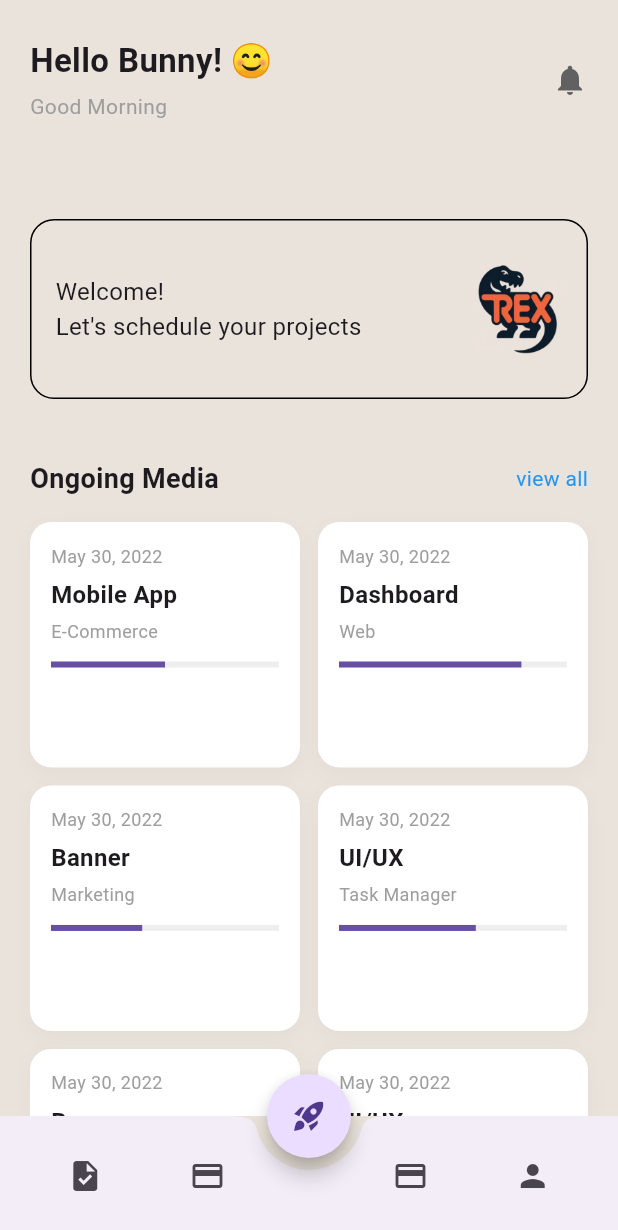
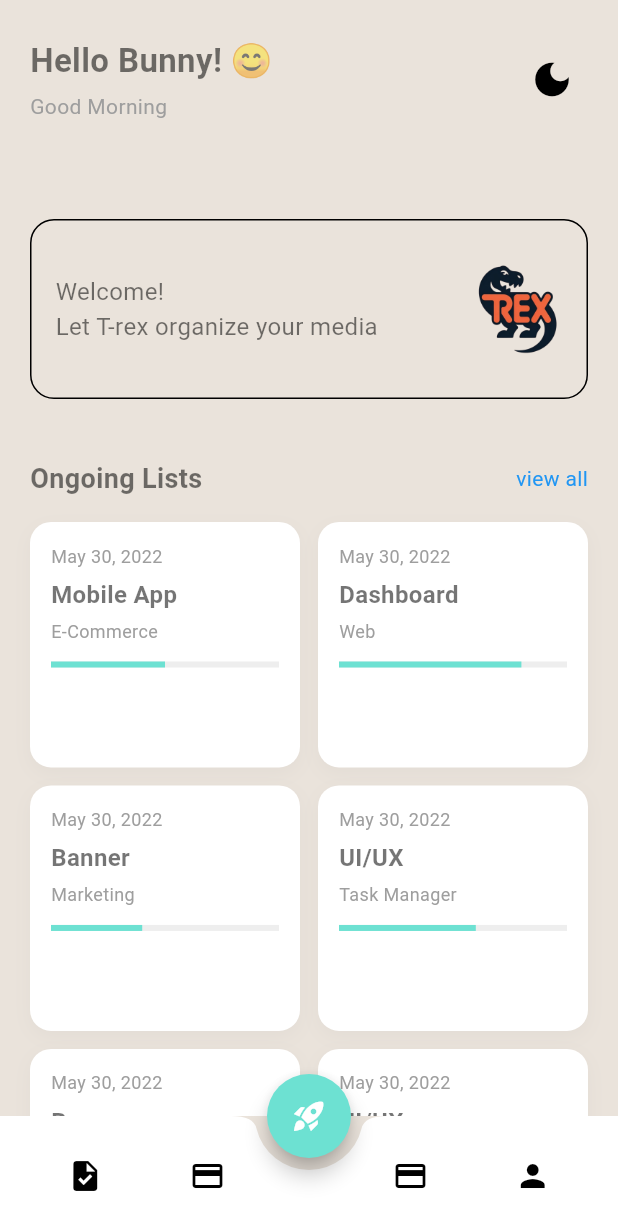
Before and after one commit to oli-mac/trex, a Flutter app: the screen it shows after launch, on a phone screen of 412 x 824 dp. Shown: the top 1230 px of the screen. Run offline on Flutter 3.47's test engine with Material 3 defaults, Android fonts, the phone set to English and light mode, and no system bars; our stand-ins replace connectivity_plus, get, get_storage, loading_animation_widget.

Commit message:
themes |#7| theme setting complete with multiple logo usage

```diff
--- /dev/null
+++ b/lib/app/config/config_service.dart
@@ -0,0 +1,22 @@
+import 'package:get/get.dart';
+import 'package:get_storage/get_storage.dart';
+
+class ConfigService extends GetxService {
+  static const _themeKey = 'isDarkMode';
+  static const _langKey = 'languageCode';
+
+  final _box = GetStorage();
+
+  Future<ConfigService> init() async {
+    await GetStorage.init();
+    return this;
+  }
+
+  /// Theme
+  bool get isDarkMode => _box.read(_themeKey) ?? false;
+  void saveTheme(bool isDark) => _box.write(_themeKey, isDark);
+
+  /// Language
+  String get languageCode => _box.read(_langKey) ?? 'en';
+  void saveLanguage(String code) => _box.write(_langKey, code);
+}
--- a/lib/app/modules/home/views/components/header_section.dart
+++ b/lib/app/modules/home/views/components/header_section.dart
@@ -1,4 +1,6 @@
 import 'package:flutter/material.dart';
+import 'package:get/get.dart';
+import 'package:trex/app/modules/theme/controllers/theme_controller.dart';
 
 class HeaderSection extends StatelessWidget {
   final String username;
@@ -27,7 +29,15 @@ class HeaderSection extends StatelessWidget {
                   style: TextStyle(fontSize: 14, color: Colors.grey)),
             ],
           ),
-          Icon(Icons.notifications, color: Colors.grey[700])
+          IconButton(
+            icon: Obx(() {
+              final isDark =
+                  Get.find<ThemeController>().themeMode.value == ThemeMode.dark;
+              return Icon(
+                  size: 30, isDark ? Icons.light_mode : Icons.dark_mode);
+            }),
+            onPressed: () => Get.find<ThemeController>().toggleTheme(),
+          )
         ],
       ),
     );
--- a/lib/app/modules/home/views/components/ongoing_projects_grid.dart
+++ b/lib/app/modules/home/views/components/ongoing_projects_grid.dart
@@ -71,7 +71,7 @@ class OngoingProjectsGrid extends StatelessWidget {
           Row(
             mainAxisAlignment: MainAxisAlignment.spaceBetween,
             children: [
-              Text('Ongoing Media',
+              Text('Ongoing Lists',
                   style: TextStyle(fontSize: 18, fontWeight: FontWeight.bold)),
               Text('view all', style: TextStyle(color: Colors.blue)),
             ],
--- a/lib/app/modules/home/views/components/welcome_banner.dart
+++ b/lib/app/modules/home/views/components/welcome_banner.dart
@@ -7,21 +7,26 @@ class WelcomeBanner extends StatelessWidget {
 
   @override
   Widget build(BuildContext context) {
+    final isDark = Theme.of(context).brightness == Brightness.dark;
+
     return Container(
       width: double.infinity,
       height: 120,
       margin: const EdgeInsets.all(20),
       padding: const EdgeInsets.all(16),
       decoration: BoxDecoration(
-        color: Color.fromRGBO(234, 227, 219, 1),
         borderRadius: BorderRadius.circular(16),
         border: Border.all(color: Colors.black),
       ),
       child: Row(
         children: [
-          Expanded(child: Text(message, style: TextStyle(fontSize: 16))),
-          SizedBox(width: 10),
-          Image.asset('assets/images/logo.jpeg', width: 60, height: 60),
+          Expanded(child: Text(message, style: const TextStyle(fontSize: 16))),
+          const SizedBox(width: 10),
+          Image.asset(
+            isDark ? 'assets/images/logo-dark.png' : 'assets/images/logo.png',
+            width: 60,
+            height: 60,
+          ),
         ],
       ),
     );
--- a/lib/app/modules/home/views/home_view.dart
+++ b/lib/app/modules/home/views/home_view.dart
@@ -13,7 +13,6 @@ class HomeView extends GetView<HomeController> {
   @override
   Widget build(BuildContext context) {
     return Scaffold(
-      backgroundColor: Color.fromRGBO(234, 227, 219, 1),
       floatingActionButton: FloatingActionButton(
         onPressed: () {},
         child: const Icon(Icons.rocket_launch),
@@ -36,7 +35,7 @@ class HomeView extends GetView<HomeController> {
               // SearchBar(),
               SizedBox(height: 12),
               WelcomeBanner(
-                message: "Welcome!\nLet's schedule your projects",
+                message: "Welcome!\nLet T-rex organize your media",
               ),
               OngoingProjectsGrid(),
             ],
--- a/lib/app/modules/splash/views/splash_view.dart
+++ b/lib/app/modules/splash/views/splash_view.dart
@@ -8,17 +8,16 @@ class SplashView extends GetView<SplashController> {
 
   @override
   Widget build(BuildContext context) {
+    final isDark = Theme.of(context).brightness == Brightness.dark;
     return Scaffold(
-      backgroundColor: Color.fromRGBO(234, 227, 219, 1),
       body: Obx(() {
         final step = controller.splashStep.value;
 
         if (step == 0) {
           return Center(
-            child: Image.asset(
-              'assets/images/logo.jpeg',
-            ),
-          );
+              child: Image.asset(
+            isDark ? 'assets/images/logo-dark.png' : 'assets/images/logo.png',
+          ));
         } else if (step == 1) {
           return Center(
             child: LoadingAnimationWidget.discreteCircle(
--- /dev/null
+++ b/lib/app/modules/theme/bindings/theme_binding.dart
@@ -0,0 +1,12 @@
+import 'package:get/get.dart';
+
+import '../controllers/theme_controller.dart';
+
+class ThemeBinding extends Bindings {
+  @override
+  void dependencies() {
+    Get.lazyPut<ThemeController>(
+      () => ThemeController(),
+    );
+  }
+}
--- /dev/null
+++ b/lib/app/modules/theme/controllers/theme_controller.dart
@@ -0,0 +1,48 @@
+// import 'package:flutter/material.dart';
+// import 'package:get/get.dart';
+// import 'package:trex/app/modules/theme/views/theme_view.dart';
+
+// class ThemeController extends GetxController {
+//   Rx<ThemeMode> themeMode = ThemeMode.light.obs;
+
+//   ThemeMode get currentTheme => themeMode.value;
+
+//   void toggleTheme() {
+//     themeMode.value =
+//         themeMode.value == ThemeMode.light ? ThemeMode.dark : ThemeMode.light;
+//     Get.changeThemeMode(themeMode.value);
+//   }
+
+//   ThemeData getThemeData() {
+//     return themeMode.value == ThemeMode.light
+//         ? AppTheme.lightTheme
+//         : AppTheme.darkTheme;
+//   }
+// }
+
+import 'package:flutter/material.dart';
+import 'package:get/get.dart';
+import 'package:trex/app/config/config_service.dart';
+
+class ThemeController extends GetxController {
+  final Rx<ThemeMode> themeMode = ThemeMode.light.obs;
+  final ConfigService configService = Get.find();
+
+  @override
+  void onInit() {
+    themeMode.value =
+        configService.isDarkMode ? ThemeMode.dark : ThemeMode.light;
+    super.onInit();
+  }
+
+  void toggleTheme() {
+    if (themeMode.value == ThemeMode.light) {
+      themeMode.value = ThemeMode.dark;
+      configService.saveTheme(true);
+    } else {
+      themeMode.value = ThemeMode.light;
+      configService.saveTheme(false);
+    }
+    Get.changeThemeMode(themeMode.value);
+  }
+}
--- /dev/null
+++ b/lib/app/modules/theme/views/theme_view.dart
@@ -0,0 +1,66 @@
+import 'package:flutter/material.dart';
+
+class AppTheme {
+  static const Color primaryColor = Color(0xFF6DE1D2);
+  static const Color accentYellow = Color(0xFFFFD63A);
+  static const Color accentOrange = Color(0xFFFFA955);
+  static const Color accentRed = Color(0xFFF75A5A);
+
+  static final lightTheme = ThemeData(
+    brightness: Brightness.light,
+    scaffoldBackgroundColor: Color.fromRGBO(234, 227, 219, 1),
+    primaryColor: primaryColor,
+    colorScheme: ColorScheme.light(
+      primary: primaryColor,
+      secondary: accentYellow,
+      error: accentRed,
+    ),
+    floatingActionButtonTheme: FloatingActionButtonThemeData(
+      backgroundColor: primaryColor,
+    ),
+    appBarTheme: const AppBarTheme(
+      backgroundColor: primaryColor,
+      elevation: 0,
+      titleTextStyle: TextStyle(color: Colors.white, fontSize: 20),
+      iconTheme: IconThemeData(color: Colors.white),
+    ),
+    textTheme: const TextTheme(
+      bodyLarge: TextStyle(color: Colors.black87),
+      bodyMedium: TextStyle(color: Colors.black54),
+    ),
+    elevatedButtonTheme: ElevatedButtonThemeData(
+      style: ElevatedButton.styleFrom(
+        backgroundColor: accentOrange,
+        foregroundColor: Colors.white,
+        shape: RoundedRectangleBorder(borderRadius: BorderRadius.circular(12)),
+      ),
+    ),
+  );
+
+  static final darkTheme = ThemeData(
+    brightness: Brightness.dark,
+    primaryColor: primaryColor,
+    colorScheme: ColorScheme.dark(
+      primary: primaryColor,
+      secondary: accentYellow,
+      error: accentRed,
+    ),
+    scaffoldBackgroundColor: Colors.grey[900],
+    appBarTheme: const AppBarTheme(
+      backgroundColor: primaryColor,
+      elevation: 0,
+      titleTextStyle: TextStyle(color: Colors.black, fontSize: 20),
+      iconTheme: IconThemeData(color: Colors.black),
+    ),
+    textTheme: const TextTheme(
+      bodyLarge: TextStyle(color: Colors.white),
+      bodyMedium: TextStyle(color: Colors.white70),
+    ),
+    elevatedButtonTheme: ElevatedButtonThemeData(
+      style: ElevatedButton.styleFrom(
+        backgroundColor: accentOrange,
+        foregroundColor: Colors.white,
+      ),
+    ),
+  );
+}
--- a/lib/app/routes/app_routes.dart
+++ b/lib/app/routes/app_routes.dart
@@ -5,10 +5,12 @@ abstract class Routes {
   Routes._();
   static const HOME = _Paths.HOME;
   static const SPLASH = _Paths.SPLASH;
+  // static const THEME = _Paths.THEME;
 }
 
 abstract class _Paths {
   _Paths._();
   static const HOME = '/home';
   static const SPLASH = '/splash';
+  // static const THEME = '/theme';
 }
--- a/lib/main.dart
+++ b/lib/main.dart
@@ -1,56 +1,87 @@
 // import 'package:flutter/material.dart';
-
 // import 'package:get/get.dart';
+// import 'package:trex/app/config/connection_service.dart';
+// import 'package:trex/app/modules/splash/views/components/no_internet_widget.dart';
 
 // import 'app/routes/app_pages.dart';
 
-// void main() {
-//   runApp(
-//     GetMaterialApp(
+// void main() async {
+//   WidgetsFlutterBinding.ensureInitialized();
+//   await Get.putAsync(() => ConnectionService().init());
+
+//   runApp(MyApp());
+// }
+
+// class MyApp extends StatelessWidget {
+//   final ConnectionService connectionService = Get.find();
+
+//   @override
+//   Widget build(BuildContext context) {
+//     return GetMaterialApp(
 //       debugShowCheckedModeBanner: false,
 //       title: "Application",
 //       initialRoute: AppPages.INITIAL,
 //       getPages: AppPages.routes,
-//     ),
-//   );
+//       builder: (context, child) {
+//         return Stack(
+//           children: [
+//             child!,
+//             Obx(() {
+//               return connectionService.isOnline.value
+//                   ? const SizedBox.shrink()
+//                   : NoInternetWidget();
+//             }),
+//           ],
+//         );
+//       },
+//     );
+//   }
 // }
 
+import 'package:get/get.dart';
 import 'package:flutter/material.dart';
-import 'package:get/get.dart';
+import 'package:trex/app/config/config_service.dart';
+import 'package:trex/app/routes/app_pages.dart';
 import 'package:trex/app/config/connection_service.dart';
+import 'package:trex/app/modules/theme/views/theme_view.dart';
+import 'package:trex/app/modules/theme/controllers/theme_controller.dart';
 import 'package:trex/app/modules/splash/views/components/no_internet_widget.dart';
-
-import 'app/routes/app_pages.dart';
 
 void main() async {
   WidgetsFlutterBinding.ensureInitialized();
+
+  // Initialize services
   await Get.putAsync(() => ConnectionService().init());
+  await Get.putAsync(() => ConfigService().init());
+  Get.put(ThemeController()); // Add Theme Controller
 
   runApp(MyApp());
 }
 
 class MyApp extends StatelessWidget {
   final ConnectionService connectionService = Get.find();
+  final ThemeController themeController = Get.find();
 
   @override
   Widget build(BuildContext context) {
-    return GetMaterialApp(
+    return Obx(() => GetMaterialApp(
           debugShowCheckedModeBanner: false,
           title: "Application",
+          theme: AppTheme.lightTheme,
+          darkTheme: AppTheme.darkTheme,
+          themeMode: themeController.themeMode.value,
           initialRoute: AppPages.INITIAL,
           getPages: AppPages.routes,
           builder: (context, child) {
             return Stack(
               children: [
                 child!,
-            Obx(() {
-              return connectionService.isOnline.value
+                Obx(() => connectionService.isOnline.value
                     ? const SizedBox.shrink()
-                  : NoInternetWidget();
-            }),
+                    : NoInternetWidget()),
               ],
             );
           },
-    );
+        ));
   }
 }
--- a/pubspec.yaml
+++ b/pubspec.yaml
@@ -52,6 +52,7 @@ dependencies:
   # for network connectivity check
   # https://pub.dev/packages/connectivity_plus
   connectivity_plus: ^6.0.4
+  get_storage: ^2.1.1
 
 
 
```
Also changed, not shown: lib/app/routes/app_pages.dart (+7 -0 lines), assets/images/logo-dark.png (added), assets/images/logo.png (added), pubspec.lock. Lines whose indentation alone changed are shown as unchanged.
